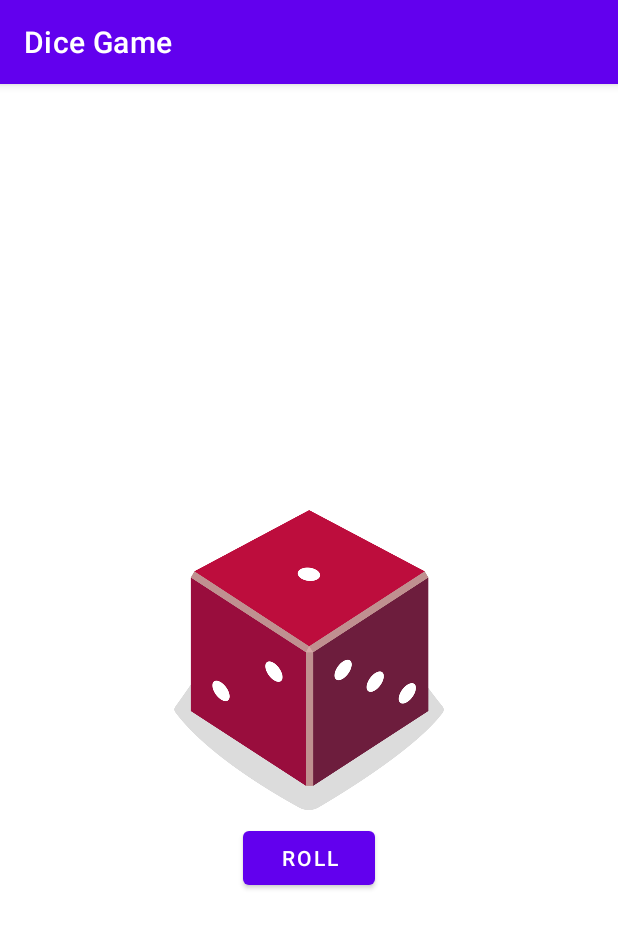
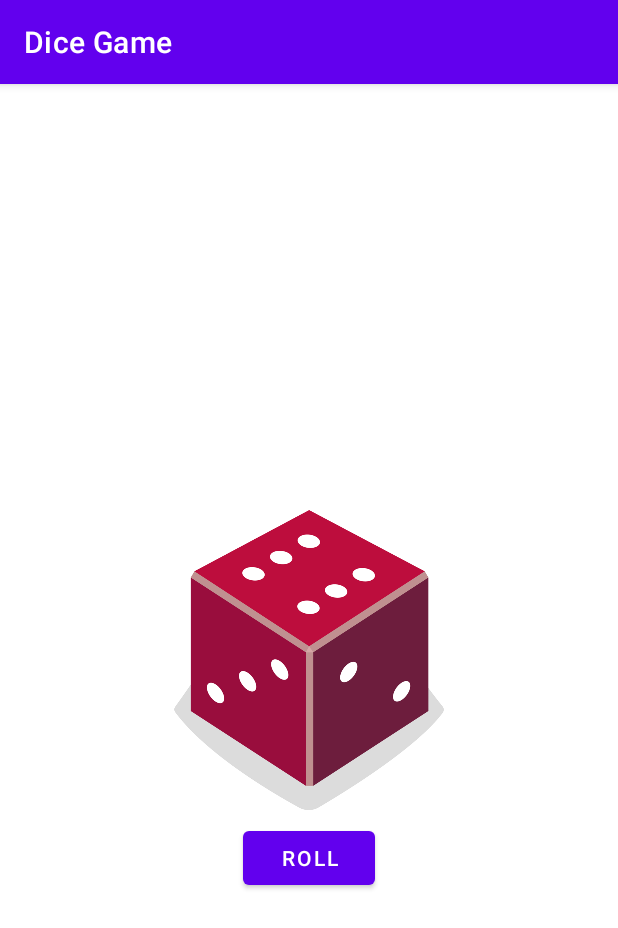
Before and after one commit to Reuben-huma/dice-game, an Android app: the screen it shows after launch (MainActivity), after a tap on "ROLL", on a phone screen of 412 x 824 dp. Shown: the top 928 px of the screen. Run offline under Robolectric (Android 15) with nearby library versions, the phone set to English and light mode, and no system bars; our stand-ins replace data binding.

Commit message:
Bulk update.

```diff
--- a/app/src/main/java/eu/tutorials/dicegame/DiceFragment.kt
+++ b/app/src/main/java/eu/tutorials/dicegame/DiceFragment.kt
@@ -4,7 +4,6 @@ import android.os.Bundle
 import android.view.LayoutInflater
 import android.view.View
 import android.view.ViewGroup
-import android.widget.Toast
 import androidx.databinding.DataBindingUtil
 import androidx.fragment.app.Fragment
 import androidx.fragment.app.viewModels
@@ -16,7 +15,7 @@ class DiceFragment : Fragment() {
     private val diceViewModel: DiceViewModel by viewModels()
     private lateinit var binding: FragmentDiceBinding
 
-    override fun onCreateView(inflater: LayoutInflater, container: ViewGroup?, savedInstanceState: Bundle?): View? {
+    override fun onCreateView(inflater: LayoutInflater, container: ViewGroup?, savedInstanceState: Bundle?): View {
         binding = DataBindingUtil.inflate(inflater, R.layout.fragment_dice, container, false)
         return binding.root
     }
@@ -29,10 +28,9 @@ class DiceFragment : Fragment() {
             diceFragment = this@DiceFragment
             viewModel = diceViewModel
         }
-
     }
 
-    fun rollDice() {
-        Toast.makeText(context, "Rolled", Toast.LENGTH_SHORT).show()
+    fun onRoll() {
+        diceViewModel.setDiceSide()
     }
 }
--- a/app/src/main/java/eu/tutorials/dicegame/MainActivity.kt
+++ b/app/src/main/java/eu/tutorials/dicegame/MainActivity.kt
@@ -1,12 +1,5 @@
 package eu.tutorials.dicegame
 
-import android.os.Bundle
 import androidx.appcompat.app.AppCompatActivity
 
-class MainActivity : AppCompatActivity() {
-
-    override fun onCreate(savedInstanceState: Bundle?) {
-        super.onCreate(savedInstanceState)
-        setContentView(R.layout.activity_main)
-    }
-}
+class MainActivity : AppCompatActivity(R.layout.activity_main)
--- a/app/src/main/java/eu/tutorials/dicegame/model/DiceViewModel.kt
+++ b/app/src/main/java/eu/tutorials/dicegame/model/DiceViewModel.kt
@@ -1,7 +1,27 @@
 package eu.tutorials.dicegame.model
 
+import androidx.lifecycle.LiveData
+import androidx.lifecycle.MutableLiveData
 import androidx.lifecycle.ViewModel
+import eu.tutorials.dicegame.R
 
 class DiceViewModel : ViewModel() {
-    // TODO: Implement the ViewModel
+    private val _side = MutableLiveData<Int>()
+            val side: LiveData<Int>
+                get() = _side
+
+    init { setDiceSide() }
+
+    fun setDiceSide() {
+        val number = ((1).rangeTo(6)).toList().random()
+
+        _side.value = when(number) {
+            1 -> R.drawable.dice_1
+            2 -> R.drawable.dice_2
+            3 -> R.drawable.dice_3
+            4 -> R.drawable.dice_4
+            5 -> R.drawable.dice_5
+            else -> R.drawable.dice_6
+        }
+    }
 }
--- a/app/src/main/res/layout/activity_main.xml
+++ b/app/src/main/res/layout/activity_main.xml
@@ -7,7 +7,7 @@
     tools:context=".MainActivity">
 
     <androidx.fragment.app.FragmentContainerView
-        android:id="@+id/dice_fragment"
+        android:id="@+id/fragment_container_view"
         android:name="eu.tutorials.dicegame.DiceFragment"
         android:layout_width="0dp"
         android:layout_height="0dp"
--- a/app/src/main/res/layout/fragment_dice.xml
+++ b/app/src/main/res/layout/fragment_dice.xml
@@ -22,11 +22,12 @@
             android:layout_width="wrap_content"
             android:layout_height="200dp"
             android:importantForAccessibility="no"
-            android:src="@drawable/dice_1"
+            app:imageResource="@{viewModel.side}"
             app:layout_constraintBottom_toBottomOf="parent"
             app:layout_constraintEnd_toEndOf="parent"
             app:layout_constraintStart_toStartOf="parent"
-            app:layout_constraintTop_toTopOf="parent" />
+            app:layout_constraintTop_toTopOf="parent"
+            tools:srcCompat="@drawable/dice_1" />
 
         <Button
             android:id="@+id/button"
@@ -34,7 +35,7 @@
             android:layout_height="wrap_content"
             android:layout_marginTop="8dp"
             android:text="@string/roll"
-            android:onClick="@{() -> diceFragment.rollDice()}"
+            android:onClick="@{() -> diceFragment.onRoll()}"
             app:layout_constraintEnd_toEndOf="parent"
             app:layout_constraintStart_toStartOf="parent"
             app:layout_constraintTop_toBottomOf="@+id/imageView" />
--- a/app/src/main/res/values/strings.xml
+++ b/app/src/main/res/values/strings.xml
@@ -1,6 +1,4 @@
 <resources>
     <string name="app_name">Dice Game</string>
     <string name="roll">roll</string>
-    <!-- TODO: Remove or change this placeholder text -->
-    <string name="hello_blank_fragment">Hello blank fragment</string>
 </resources>
--- a/build.gradle
+++ b/build.gradle
@@ -1,8 +1,6 @@
 // Top-level build file where you can add configuration options common to all sub-projects/modules.
 buildscript {
     ext.kotlin_version = "1.4.21"
-    ext.activity_version = "1.1.0"
-    ext.fragment_version = "1.2.5"
     repositories {
         google()
         jcenter()
```
Also changed, not shown: app/build.gradle (+3 -6 lines).
